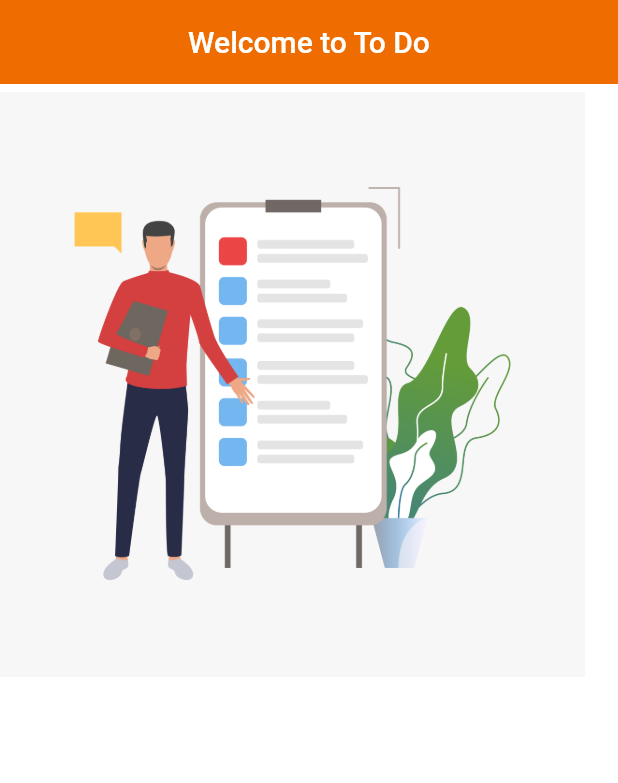
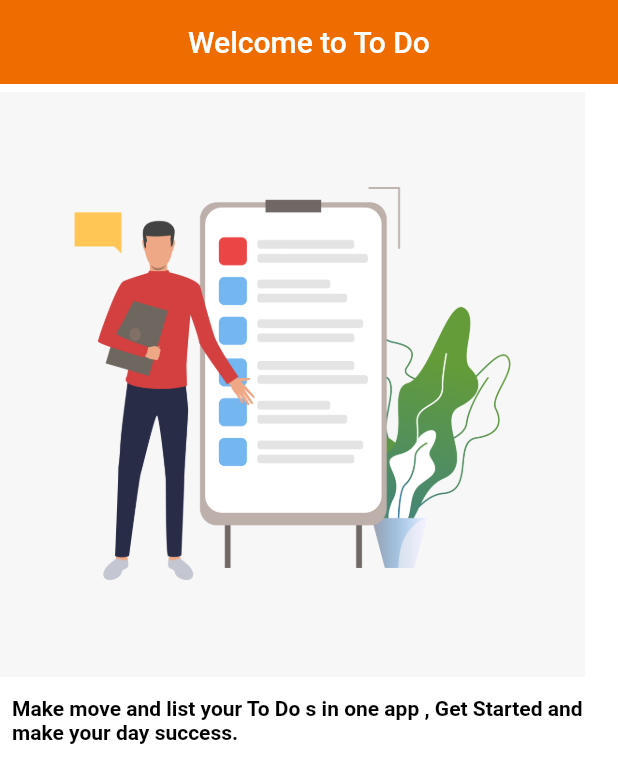
Before and after one commit to DishaKD/todo-flutter-app, a Flutter app: the screen it shows after launch, on a phone screen of 412 x 824 dp. Shown: the top 783 px of the screen. Run offline on Flutter 3.47's test engine with Material 2 defaults, Android fonts, the phone set to English and light mode, and no system bars.

Commit message:
modified:   lib/screens/Login/login_form.dart 	modified:   macos/Flutter/GeneratedPluginRegistrant.swift 	modified:   pubspec.lock 	modified:   pubspec.yaml

```diff
--- a/lib/screens/Login/login_form.dart
+++ b/lib/screens/Login/login_form.dart
@@ -1,4 +1,5 @@
 import 'package:flutter/material.dart';
+import 'package:todo_application/Constants/colors.dart';
 
 class LoginBody extends StatefulWidget {
   const LoginBody({super.key});
@@ -25,7 +26,22 @@
                   )
                 ],
               ),
-              Row(),
+              const Padding(
+                padding: EdgeInsets.all(8.0),
+                child: Row(
+                  children: [
+                    Expanded(
+                      child: Text(
+                        'Make move and list your To Do s in one app , Get Started and make your day success.',
+                        style: TextStyle(
+                          color: Color(0xFF000000),
+                          fontWeight: FontWeight.bold,
+                        ),
+                      ),
+                    )
+                  ],
+                ),
+              ),
             ],
           ),
         ),
--- a/pubspec.yaml
+++ b/pubspec.yaml
@@ -34,6 +34,7 @@
   # The following adds the Cupertino Icons font to your application.
   # Use with the CupertinoIcons class for iOS style icons.
   cupertino_icons: ^1.0.2
+  google_fonts: ^5.1.0
 
 dev_dependencies:
   flutter_test:
```
Also changed, not shown: pubspec.lock, 1 other file.
